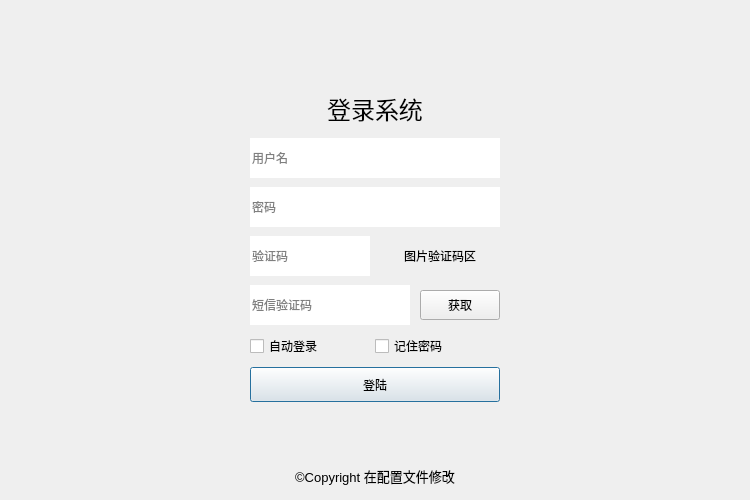
Old version of the form app/ui/generated/login_window.ui in the repository manapameliahoii59-alt/AutomatedEdit.
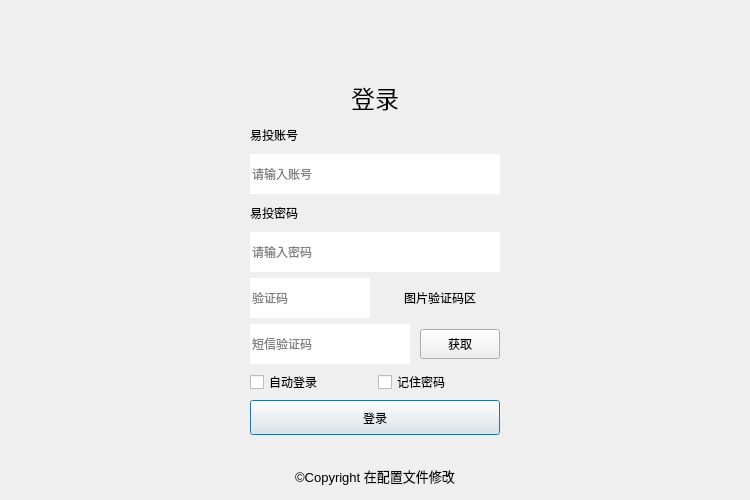
New version of the form. Icons and pictures are not drawn. Custom widgets are drawn as their Qt base class.

The edit to the form file:
```diff
--- a/app/ui/generated/login_window.ui
+++ b/app/ui/generated/login_window.ui
@@ -53,7 +53,7 @@
         <x>230</x>
         <y>70</y>
         <width>290</width>
-        <height>361</height>
+        <height>385</height>
        </rect>
       </property>
       <property name="frameShape">
@@ -78,7 +78,7 @@
        <item>
         <layout class="QVBoxLayout" name="verticalLayout_2" stretch="1,1,1,1,1,1,1">
          <property name="spacing">
-          <number>0</number>
+          <number>6</number>
          </property>
          <item>
           <widget class="QLabel" name="login_title">
@@ -96,13 +96,26 @@
             </font>
            </property>
            <property name="text">
-            <string>登录系统</string>
+            <string>登录</string>
            </property>
            <property name="alignment">
             <set>Qt::AlignmentFlag::AlignCenter</set>
            </property>
           </widget>
          </item>
+         <item>
+          <widget class="QLabel" name="username_label">
+           <property name="font">
+            <font>
+             <family>Microsoft YaHei</family>
+             <pointsize>9</pointsize>
+            </font>
+           </property>
+           <property name="text">
+            <string>易投账号</string>
+           </property>
+          </widget>
+         </item>
          <item>
           <layout class="QHBoxLayout" name="horizontalLayout_9" stretch="0">
            <property name="spacing">
@@ -128,7 +141,7 @@
               <bool>false</bool>
              </property>
              <property name="placeholderText">
-              <string>用户名</string>
+              <string>请输入账号</string>
              </property>
              <property name="clearButtonEnabled">
               <bool>true</bool>
@@ -137,6 +150,19 @@
            </item>
           </layout>
          </item>
+         <item>
+          <widget class="QLabel" name="password_label">
+           <property name="font">
+            <font>
+             <family>Microsoft YaHei</family>
+             <pointsize>9</pointsize>
+            </font>
+           </property>
+           <property name="text">
+            <string>易投密码</string>
+           </property>
+          </widget>
+         </item>
          <item>
           <layout class="QHBoxLayout" name="horizontalLayout_10" stretch="0">
            <property name="spacing">
@@ -170,11 +196,8 @@
              <property name="frame">
               <bool>false</bool>
              </property>
-             <property name="echoMode">
-              <enum>QLineEdit::EchoMode::Password</enum>
-             </property>
              <property name="placeholderText">
-              <string>密码</string>
+              <string>请输入密码</string>
              </property>
              <property name="clearButtonEnabled">
               <bool>true</bool>
@@ -388,7 +411,7 @@
             </font>
            </property>
            <property name="text">
-            <string>登陆</string>
+            <string>登录</string>
            </property>
            <property name="default">
             <bool>true</bool>
@@ -436,6 +459,11 @@
    <extends>QLineEdit</extends>
    <header>qfluentwidgets</header>
   </customwidget>
+  <customwidget>
+   <class>PasswordLineEdit</class>
+   <extends>QLineEdit</extends>
+   <header>qfluentwidgets</header>
+  </customwidget>
   <customwidget>
    <class>ClickableLabel</class>
    <extends>QLabel</extends>
```
Left out of the diff: 4 changed lines with no effect on the pictures.
